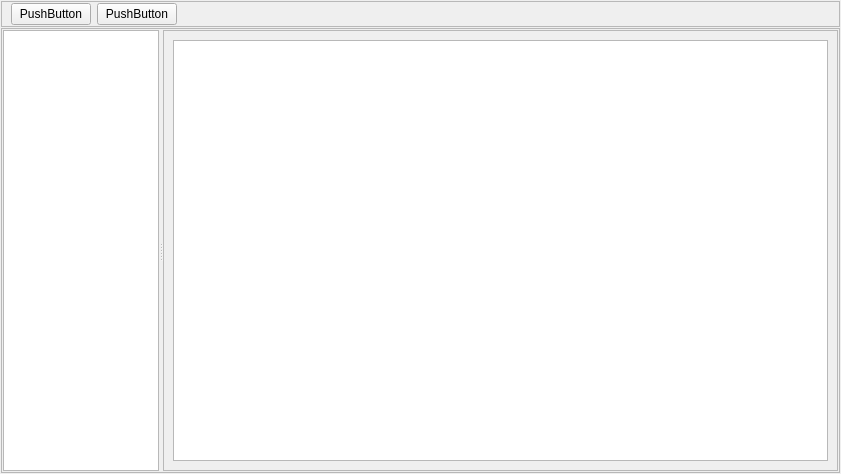
First picture: the form in client_widgets/summarieswidget.ui, repository grigp/a-analyser, before the edit.
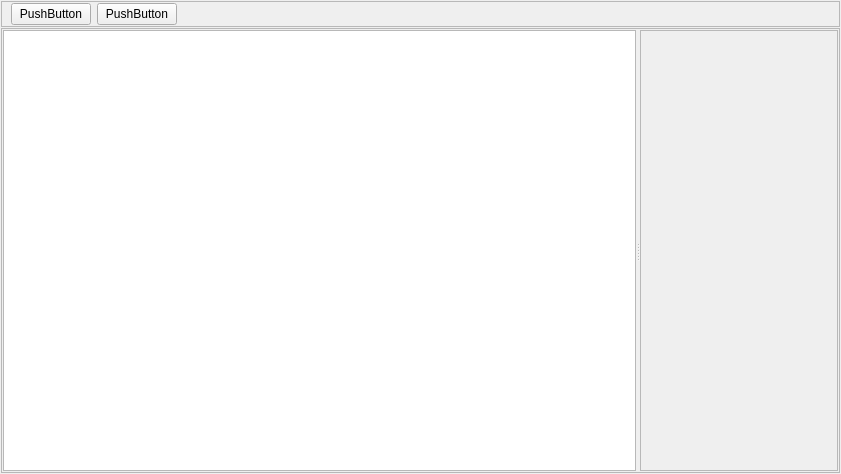
Second picture: the form after the edit.

Diff of the .ui file:
```diff
--- a/client_widgets/summarieswidget.ui
+++ b/client_widgets/summarieswidget.ui
@@ -130,11 +130,7 @@
          <property name="frameShadow">
           <enum>QFrame::Raised</enum>
          </property>
-         <layout class="QVBoxLayout" name="verticalLayout_2">
-          <item>
-           <widget class="QTableView" name="summary"/>
-          </item>
-         </layout>
+         <layout class="QVBoxLayout" name="verticalLayout_2"/>
         </widget>
        </widget>
       </item>
```
